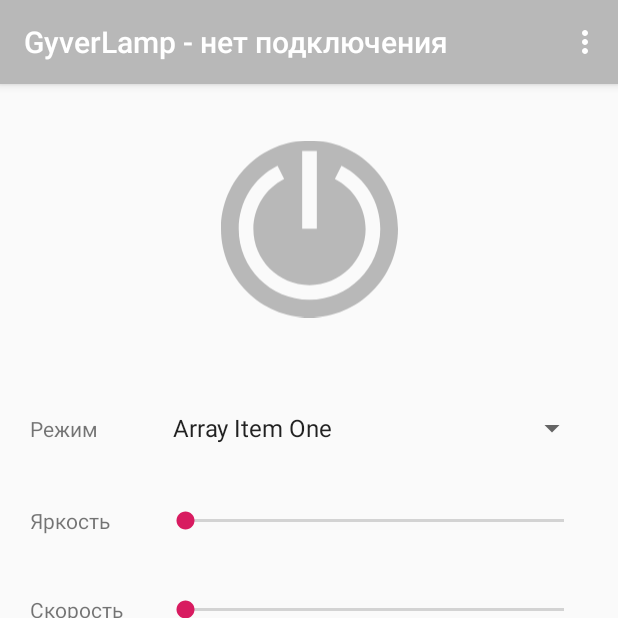
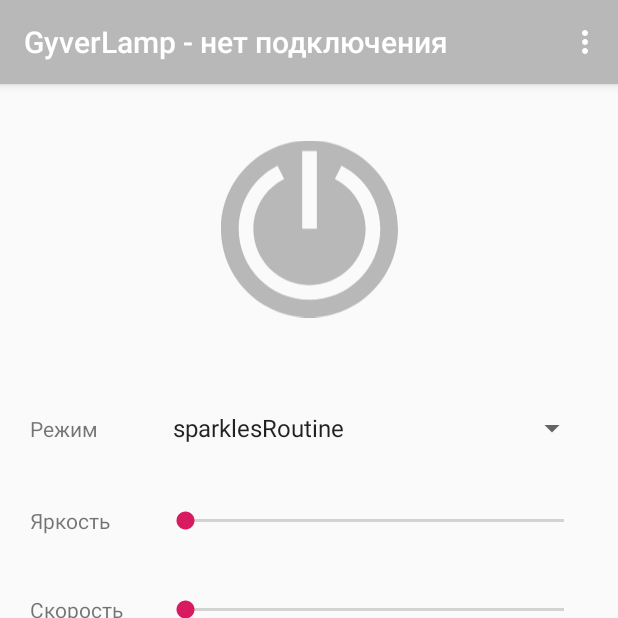
Before and after one commit to ifgesha/LavaLamp, an Android app: the screen it shows after launch (MainActivity), on a phone screen of 412 x 824 dp, the top half of it. Run offline under Robolectric (Android 15) with nearby library versions, the phone set to English and light mode, and no system bars.

Commit message:
Lamp settings complite

```diff
--- a/app/src/main/java/com/mirk/gyverlamp/IpPortActivity.java
+++ b/app/src/main/java/com/mirk/gyverlamp/IpPortActivity.java
@@ -61,7 +61,7 @@ public class IpPortActivity extends AppCompatActivity {
 
                 }
 
-                if(port > 1 && port < 65535){
+                if(port > 0 && port < 65535){
                     sharedPreferences.edit().putString("lampPort", port.toString()).commit();
                 }else{
                     Toast toast = Toast.makeText(getApplication(),R.string.not_valid_port, Toast.LENGTH_SHORT);
--- a/app/src/main/java/com/mirk/gyverlamp/MainActivity.java
+++ b/app/src/main/java/com/mirk/gyverlamp/MainActivity.java
@@ -15,6 +15,7 @@ import android.view.Menu;
 import android.view.MenuItem;
 import android.view.View;
 import android.widget.ImageButton;
+import android.widget.SeekBar;
 import android.widget.Toast;
 
 import java.io.IOException;
@@ -27,7 +28,7 @@ import java.net.UnknownHostException;
 import static java.lang.Integer.parseInt;
 
 
-public class MainActivity extends AppCompatActivity {
+public class MainActivity extends AppCompatActivity implements SeekBar.OnSeekBarChangeListener{
 
 
     public boolean connectTitle = false;
@@ -44,7 +45,9 @@ public class MainActivity extends AppCompatActivity {
     public int responseSize = 8000;
 
     ImageButton imageButton;
-
+    SeekBar seekBarBrightness;
+    SeekBar seekBarMode;
+    SeekBar seekBarSpeed;
 
     public static final String PREF = "lampPrefs";
     private SharedPreferences sharedPreferences;
@@ -85,9 +88,45 @@ public class MainActivity extends AppCompatActivity {
             }
         });
 
+        // Ползунки
+
+        seekBarBrightness = ((SeekBar)findViewById(R.id.seekBarBrightness));
+        seekBarBrightness.setOnSeekBarChangeListener(this);
+
+        seekBarMode = (SeekBar)findViewById(R.id.seekBarMode);
+        seekBarMode.setOnSeekBarChangeListener(this);
+
+        seekBarSpeed = (SeekBar)findViewById(R.id.seekBarSpeed);
+        seekBarSpeed.setOnSeekBarChangeListener(this);
+
+    }
 
 
+
+
+
+
+
+
+    @Override
+    public void onProgressChanged(SeekBar seekBar, int progress, boolean fromUser) {
+        switch (seekBar.getId()) {
+            case R.id.seekBarBrightness: new TaskUDP().execute("BRI"+progress, "send");  break;
+            case R.id.seekBarSpeed:      new TaskUDP().execute("SPD"+progress, "send");  break;
+            case R.id.seekBarMode:       new TaskUDP().execute("SCA"+progress, "send");  break;
+        }
+
     }
+
+    @Override
+    public void onStartTrackingTouch(SeekBar seekBar) {
+    }
+
+    @Override
+    public void onStopTrackingTouch(SeekBar seekBar) {
+    }
+
+
 
 
 
@@ -168,6 +207,12 @@ public class MainActivity extends AppCompatActivity {
             } else {
                 imageButton.setColorFilter( getResources().getColor(R.color.colorNoConnect));
             }
+
+
+            seekBarBrightness.setProgress(brightness);
+            seekBarSpeed.setProgress(speed);
+            seekBarMode.setProgress(scale);
+
 
         }
 
--- a/app/src/main/res/layout/activity_main.xml
+++ b/app/src/main/res/layout/activity_main.xml
@@ -94,7 +94,8 @@
                 android:text="Яркость" />
 
             <SeekBar
-                android:id="@+id/seekBar"
+                android:max="255"
+                android:id="@+id/seekBarBrightness"
                 android:layout_width="wrap_content"
                 android:layout_height="match_parent" />
 
@@ -112,7 +113,8 @@
                 android:text="Скорость" />
 
             <SeekBar
-                android:id="@+id/seekBar5"
+                android:max="255"
+                android:id="@+id/seekBarSpeed"
                 android:layout_height="match_parent" />
         </TableRow>
 
@@ -128,7 +130,8 @@
                 android:text="Эффект" />
 
             <SeekBar
-                android:id="@+id/seekBar6"
+                android:max="100"
+                android:id="@+id/seekBarMode"
                 android:layout_height="wrap_content" />
         </TableRow>
 
--- a/app/src/main/res/values/strings.xml
+++ b/app/src/main/res/values/strings.xml
@@ -11,9 +11,26 @@
     <string name="not_setup">\n\nНе настроен IP / порт\n\n</string>
 
     <string-array name="array_name">
-        <item name="d1">Array Item One</item>
-        <item name="d2">Array Item Two</item>
-        <item name="d3">Array Item Three</item>
+       <item name="0">sparklesRoutine</item>
+       <item name="1">fireRoutine</item>
+       <item name="2">rainbowVertical</item>
+       <item name="3">rainbowHorizontal</item>
+       <item name="4">colorsRoutine</item>
+       <item name="5">madnessNoise</item>
+       <item name="6">cloudNoise</item>
+       <item name="7">lavaNoise</item>
+       <item name="8">plasmaNoise</item>
+       <item name="9">rainbowNoise</item>
+       <item name="10"> rainbowStripeNoise</item>
+       <item name="11"> zebraNoise</item>
+       <item name="12"> forestNoise</item>
+       <item name="13"> oceanNoise</item>
+       <item name="14"> colorRoutine</item>
+       <item name="15"> snowRoutine</item>
+       <item name="16"> matrixRoutine</item>
+       <item name="17"> lightersRoutine</item>
+
+
     </string-array>
 
 </resources>
```
